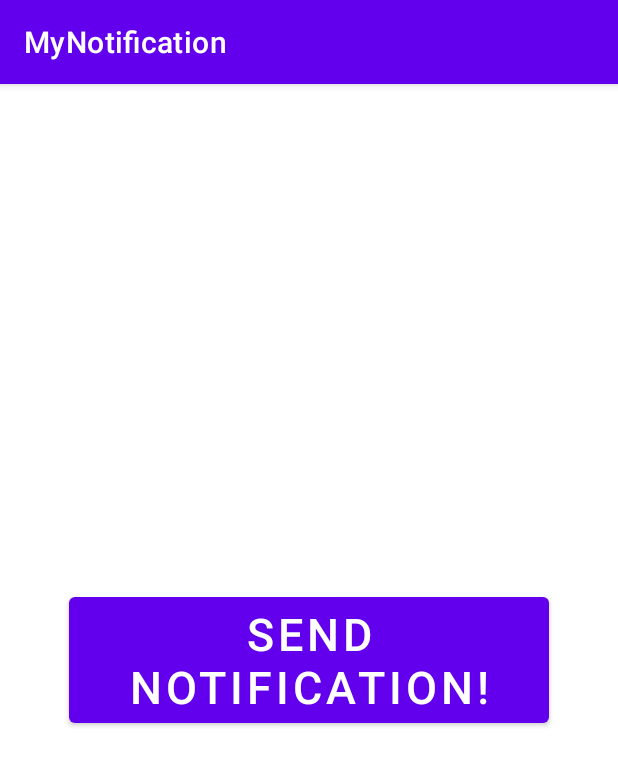
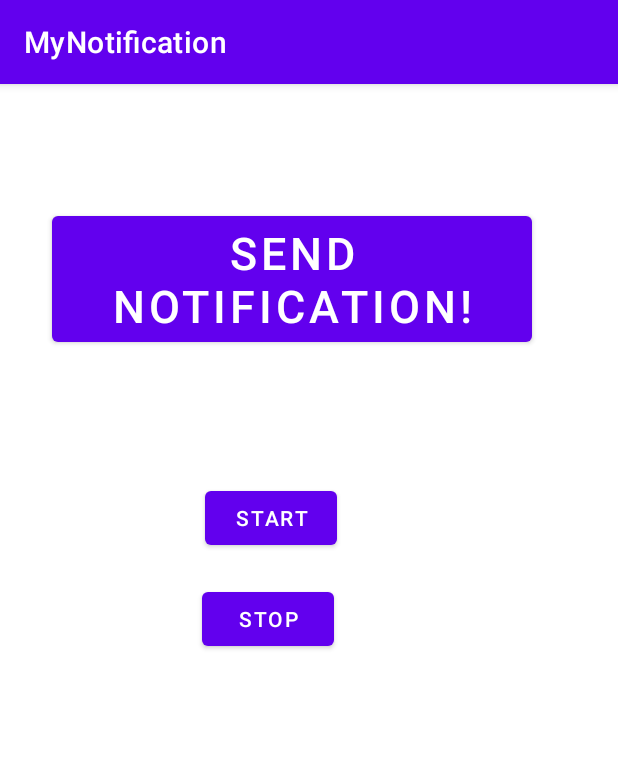
Before and after one commit to AP-Skill-Development-Corporation/AAD-SRM-Internship-2K21, an Android app: the screen it shows after launch (MainActivity), on a phone screen of 412 x 824 dp. Shown: the top 766 px of the screen. Run offline under Robolectric (Android 15) with nearby library versions, the phone set to English and light mode, and no system bars.

```diff
--- a/MyNotification/app/src/main/AndroidManifest.xml
+++ b/MyNotification/app/src/main/AndroidManifest.xml
@@ -9,6 +9,11 @@
         android:roundIcon="@mipmap/ic_launcher_round"
         android:supportsRtl="true"
         android:theme="@style/Theme.MyNotification">
+        <service
+            android:name=".MyMusicService"
+            android:enabled="true"
+            android:exported="true"></service>
+
         <activity android:name=".MainActivity">
             <intent-filter>
                 <action android:name="android.intent.action.MAIN" />
--- a/MyNotification/app/src/main/res/layout/activity_main.xml
+++ b/MyNotification/app/src/main/res/layout/activity_main.xml
@@ -7,14 +7,51 @@
     tools:context=".MainActivity">
 
     <Button
+        android:id="@+id/button3"
         android:layout_width="wrap_content"
         android:layout_height="wrap_content"
+        android:onClick="showNotification"
         android:text="send Notification!"
         android:textSize="30sp"
-        android:onClick="showNotification"
         app:layout_constraintBottom_toBottomOf="parent"
+        app:layout_constraintHorizontal_bias="0.38"
         app:layout_constraintLeft_toLeftOf="parent"
         app:layout_constraintRight_toRightOf="parent"
+        app:layout_constraintTop_toTopOf="parent"
+        app:layout_constraintVertical_bias="0.122" />
+
+    <Button
+        android:id="@+id/button"
+        android:layout_width="wrap_content"
+        android:layout_height="wrap_content"
+        android:layout_marginStart="2dp"
+        android:layout_marginLeft="2dp"
+        android:layout_marginTop="95dp"
+        android:layout_marginEnd="187dp"
+        android:layout_marginRight="187dp"
+        android:layout_marginBottom="28dp"
+        android:text="Start"
+        android:onClick="startMyMusic"
+        app:layout_constraintBottom_toTopOf="@+id/button2"
+        app:layout_constraintEnd_toEndOf="parent"
+        app:layout_constraintStart_toStartOf="@+id/button2"
+        app:layout_constraintTop_toBottomOf="@+id/button3" />
+
+    <Button
+        android:id="@+id/button2"
+        android:layout_width="wrap_content"
+        android:layout_height="wrap_content"
+        android:layout_marginStart="134dp"
+        android:layout_marginLeft="134dp"
+        android:layout_marginTop="314dp"
+        android:layout_marginEnd="189dp"
+        android:layout_marginRight="189dp"
+        android:layout_marginBottom="369dp"
+        android:text="Stop"
+        android:onClick="stopMymusic"
+        app:layout_constraintBottom_toBottomOf="parent"
+        app:layout_constraintEnd_toEndOf="parent"
+        app:layout_constraintStart_toStartOf="parent"
         app:layout_constraintTop_toTopOf="parent" />
 
 </androidx.constraintlayout.widget.ConstraintLayout>
```
Also changed, not shown: MyNotification/app/src/main/java/com/example/mynotification/MainActivity.java (+10 -0 lines), MyNotification/app/src/main/java/com/example/mynotification/MyMusicService.java (added, +36 -0 lines), 1 other file.
